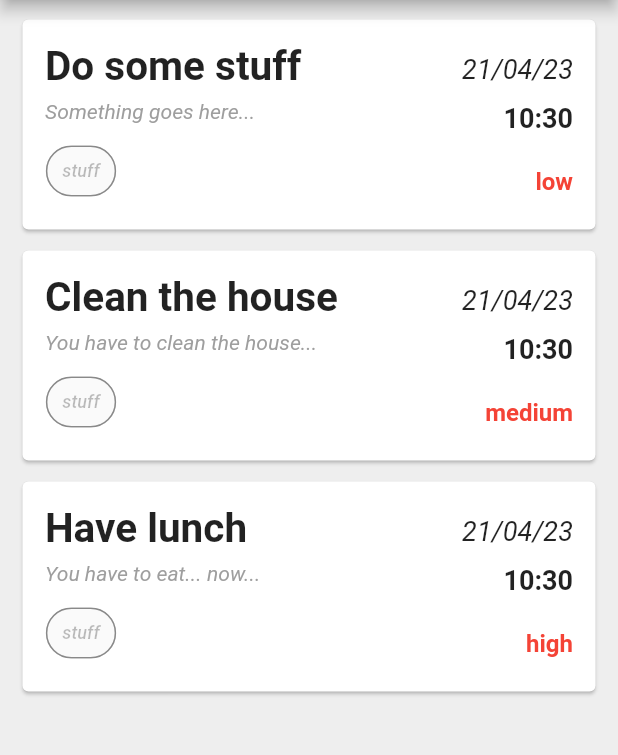
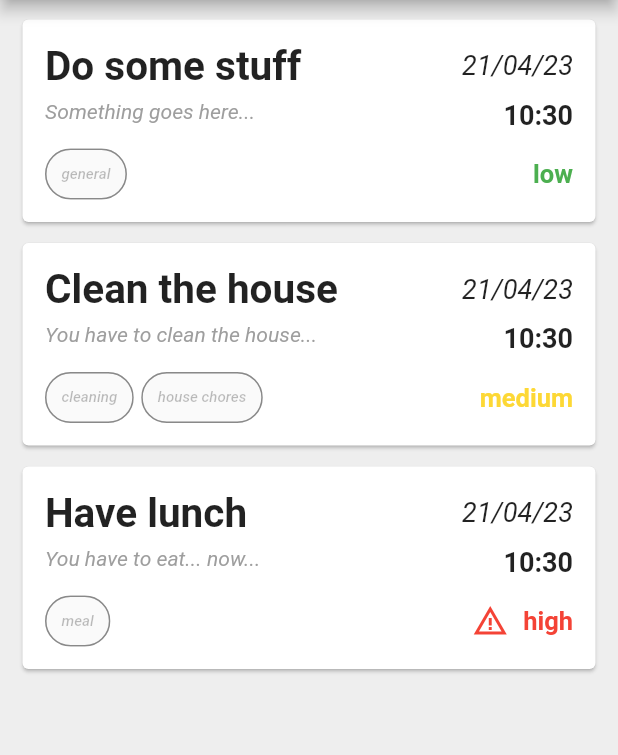
Before and after one commit to WindowsCrashed/TodoAppUni, a Flutter app: the screen it shows after launch, on a phone screen of 412 x 824 dp, the part 84-839 px from its top. Run offline on Flutter 3.47's test engine with Material 2 defaults, Android fonts, the phone set to English and light mode, and no system bars.

Commit message:
Finished task card and models

```diff
--- a/lib/models/task.dart
+++ b/lib/models/task.dart
@@ -4,14 +4,14 @@ import 'package:intl/intl.dart';
 
 class Task {
   String name;
-  TaskType type;
+  List<TaskType>? types;
   TaskPriority priority;
   String description;
   DateTime date;
 
   Task({
     required this.name,
-    required this.type,
+    this.types,
     required this.priority,
     this.description = '',
     required this.date
--- a/lib/models/task_priority.dart
+++ b/lib/models/task_priority.dart
@@ -1,5 +1,9 @@
+import 'package:flutter/material.dart';
+
 class TaskPriority {
   String priority;
+  Color color;
+  IconData? icon;
 
-  TaskPriority(this.priority);
+  TaskPriority({required this.priority, this.icon, this.color = Colors.black});
 }
--- a/lib/pages/home.dart
+++ b/lib/pages/home.dart
@@ -14,22 +14,22 @@ class Home extends StatelessWidget {
     List<Task> tasks = [
       Task(
           name: 'Do some stuff',
-          priority: TaskPriority('low'),
-          type: TaskType('General'),
+          priority: TaskPriority(priority: 'low', color: Colors.green),
+          types: [TaskType('general')],
           date: DateTime.now(),
           description: 'Something goes here...'
       ),
       Task(
           name: 'Clean the house',
-          priority: TaskPriority('medium'),
-          type: TaskType('Cleaning'),
+          priority: TaskPriority(priority: 'medium', color: Colors.yellow.shade600),
+          types: [TaskType('cleaning'), TaskType('house chores')],
           date: DateTime.now(),
           description: 'You have to clean the house...'
       ),
       Task(
           name: 'Have lunch',
-          priority: TaskPriority('high'),
-          type: TaskType('meal'),
+          priority: TaskPriority(priority: 'high', color: Colors.red, icon: Icons.warning_amber),
+          types: [TaskType('meal')],
           date: DateTime.now(),
           description: 'You have to eat... now...'
       ),
@@ -52,7 +52,7 @@ class Home extends StatelessWidget {
         children: [
           TaskCard(task: tasks[0],),
           TaskCard(task: tasks[1],),
-          TaskCard(task: tasks[2],)
+          TaskCard(task: tasks[2],),
         ],
       ),
     );
--- a/lib/widgets/task_card.dart
+++ b/lib/widgets/task_card.dart
@@ -1,5 +1,7 @@
 import 'package:flutter/material.dart';
 import 'package:todo_app_uni/models/task.dart';
+import 'package:todo_app_uni/models/task_type.dart';
+import 'package:todo_app_uni/widgets/task_type_chip.dart';
 
 class TaskCard extends StatefulWidget {
   final Task task;
@@ -11,12 +13,19 @@ class TaskCard extends StatefulWidget {
 }
 
 class _TaskCardState extends State<TaskCard> {
+  List<Widget> generateTags(List<TaskType>? types) {
+    if (types == null) return [];
+    return types.map((t) => TaskTypeChip(label: t.type,)).toList();
+  }
+
   @override
   Widget build(BuildContext context) {
     return Card(
       margin: const EdgeInsets.symmetric(vertical: 7),
+      child: InkWell(
+        onTap: () {},
         child: SizedBox(
-          height: 140,
+            height: 135,
             child: Padding(
               padding: const EdgeInsets.all(15),
               child: Row(
@@ -48,23 +57,7 @@ class _TaskCardState extends State<TaskCard> {
                         ),
                       ),
                       Row(
-                      children: [
-                        Chip(
-                          label: const Text('stuff'),
-                          backgroundColor: Colors.grey[50],
-                          labelStyle: const TextStyle(
-                              fontStyle: FontStyle.italic,
-                              fontSize: 12,
-                              color: Colors.black26
-                          ),
-                          shape: const StadiumBorder(
-                            side: BorderSide(color: Colors.black26)
-                          ),
-                          padding: const EdgeInsets.symmetric(
-                              horizontal: 2, vertical: 0
-                          ),
-                        )
-                      ],
+                        children: generateTags(widget.task.types)
                       )
                     ],
                   ),
@@ -96,12 +89,22 @@ class _TaskCardState extends State<TaskCard> {
                             ],
                           ),
                         ),
+                        Row(
+                          children: [
+                            Padding(
+                              padding: const EdgeInsets.symmetric(horizontal: 10),
+                              child: Icon(widget.task.priority.icon,
+                                color: widget.task.priority.color,
+                              ),
+                            ),
                             Text(widget.task.priority.priority,
                               style: TextStyle(
-                          fontSize: 16,
-                          color: Colors.red,
+                                  fontSize: 17,
+                                  color: widget.task.priority.color,
                                   fontWeight: FontWeight.bold
-                        ),
+                              )
+                            )
+                          ]
                         )
                       ],
                     ),
@@ -110,6 +113,7 @@ class _TaskCardState extends State<TaskCard> {
               ),
             )
         ),
+      ),
     );
   }
 }
--- /dev/null
+++ b/lib/widgets/task_type_chip.dart
@@ -0,0 +1,30 @@
+import 'package:flutter/material.dart';
+
+class TaskTypeChip extends StatelessWidget {
+  final String label;
+
+  const TaskTypeChip({Key? key, this.label = ''}) : super(key: key);
+
+  @override
+  Widget build(BuildContext context) {
+    return Padding(
+      padding: const EdgeInsets.fromLTRB(0, 0, 5, 0),
+      child: Chip(
+        label: Text(label),
+        backgroundColor: Colors.transparent,
+        labelStyle: const TextStyle(
+            fontStyle: FontStyle.italic,
+            fontSize: 10,
+            color: Colors.black26
+        ),
+        shape: const StadiumBorder(
+            side: BorderSide(color: Colors.black26)
+        ),
+        padding: const EdgeInsets.symmetric(
+            horizontal: 2, vertical: 0
+        ),
+        materialTapTargetSize: MaterialTapTargetSize.shrinkWrap,
+      ),
+    );
+  }
+}
```
Lines whose indentation alone changed are shown as unchanged.
